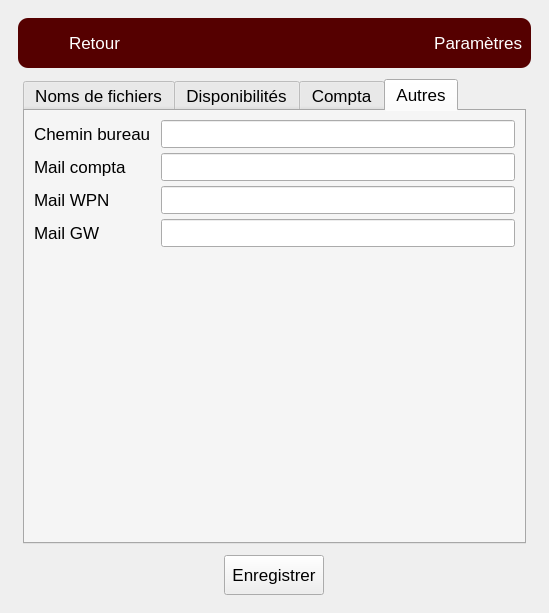
The window that view/UI/main.ui (gaellerem/Application_7R) describes before a commit, drawn with Qt 5.
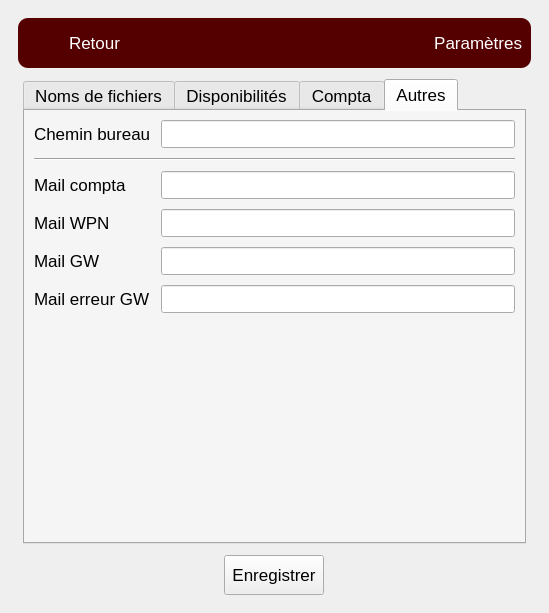
The same window after the commit. The open tabs and pages were chosen to show the change. Icons and pictures are not drawn.

What changed in the file:
```diff
--- a/view/UI/main.ui
+++ b/view/UI/main.ui
@@ -1217,7 +1217,7 @@
                 <number>10</number>
                </property>
                <property name="verticalSpacing">
-                <number>5</number>
+                <number>10</number>
                </property>
                <item row="0" column="0">
                 <widget class="QLabel" name="label_29">
@@ -1229,36 +1229,58 @@
                <item row="0" column="1">
                 <widget class="QLineEdit" name="path_desktop"/>
                </item>
-               <item row="1" column="0">
+               <item row="2" column="0">
                 <widget class="QLabel" name="label_32">
                  <property name="text">
                   <string>Mail compta</string>
                  </property>
                 </widget>
                </item>
-               <item row="1" column="1">
+               <item row="2" column="1">
                 <widget class="QLineEdit" name="mail_compta"/>
                </item>
                <item row="3" column="0">
-                <widget class="QLabel" name="label_33">
-                 <property name="text">
-                  <string>Mail GW</string>
-                 </property>
-                </widget>
-               </item>
-               <item row="3" column="1">
-                <widget class="QLineEdit" name="mail_gw"/>
-               </item>
-               <item row="2" column="0">
                 <widget class="QLabel" name="label_34">
                  <property name="text">
                   <string>Mail WPN</string>
                  </property>
                 </widget>
                </item>
-               <item row="2" column="1">
+               <item row="3" column="1">
                 <widget class="QLineEdit" name="mail_wpn"/>
                </item>
+               <item row="4" column="0">
+                <widget class="QLabel" name="label_33">
+                 <property name="text">
+                  <string>Mail GW</string>
+                 </property>
+                </widget>
+               </item>
+               <item row="4" column="1">
+                <widget class="QLineEdit" name="mail_gw"/>
+               </item>
+               <item row="5" column="0">
+                <widget class="QLabel" name="label_35">
+                 <property name="text">
+                  <string>Mail erreur GW</string>
+                 </property>
+                </widget>
+               </item>
+               <item row="5" column="1">
+                <widget class="QLineEdit" name="mail_error_gw"/>
+               </item>
+               <item row="1" column="0" colspan="2">
+                <widget class="Line" name="line">
+                 <property name="styleSheet">
+                  <string notr="true">Line {
+	padding : 4em;
+}</string>
+                 </property>
+                 <property name="orientation">
+                  <enum>Qt::Horizontal</enum>
+                 </property>
+                </widget>
+               </item>
               </layout>
              </widget>
             </widget>
```
Left out of the diff: 16 changed lines with no effect on the pictures.
